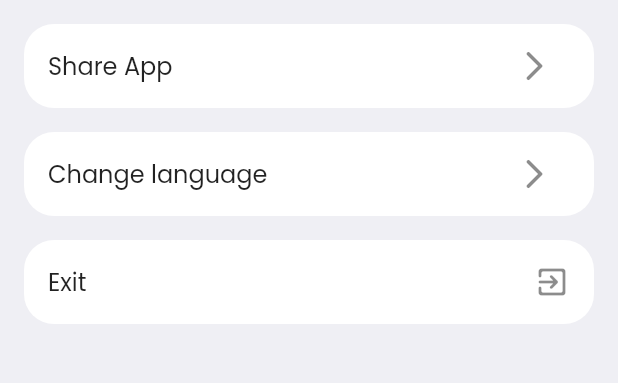
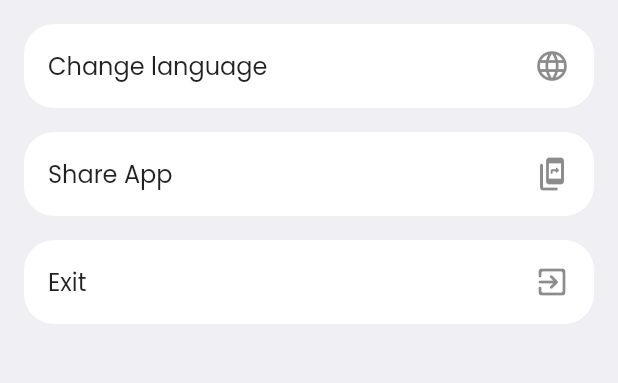
Before and after one commit to lewiseman/rosary, a Flutter app: the screen it shows after launch, tab 3 chosen, on a phone screen of 412 x 824 dp, the part 180-563 px from its top. Run offline on Flutter 3.47's test engine with Material 2 defaults, Android fonts, the phone set to English and light mode, and no system bars; our stand-ins replace google_fonts, share_plus.

Commit message:
Rosary App 1

```diff
--- a/lib/screens/more/root.dart
+++ b/lib/screens/more/root.dart
@@ -2,6 +2,7 @@ import 'package:flutter/cupertino.dart';
 import 'package:flutter/material.dart';
 import 'package:flutter/services.dart';
 import 'package:google_fonts/google_fonts.dart';
+import 'package:share_plus/share_plus.dart';
 
 class More extends StatelessWidget {
   const More({Key? key}) : super(key: key);
@@ -31,36 +32,30 @@ class More extends StatelessWidget {
           padding: const EdgeInsets.symmetric(horizontal: 16, vertical: 8),
           child: ListTile(
             title: Text(
-              'Share App',
+              'Change language',
               style: GoogleFonts.poppins(),
             ),
-            trailing: IconButton(
-              icon: Icon(Icons.arrow_forward_ios_rounded),
-              onPressed: () {
-                //Share.share('check out my website https://example.com');
-              },
-            ),
+            trailing: Icon(Icons.language_rounded),
             tileColor: CupertinoColors.white,
             shape:
                 RoundedRectangleBorder(borderRadius: BorderRadius.circular(20)),
-            onTap: () {},
+            onTap: () {
+            },
           ),
         ),
         Padding(
           padding: const EdgeInsets.symmetric(horizontal: 16, vertical: 8),
           child: ListTile(
             title: Text(
-              'Change language',
+              'Share App',
               style: GoogleFonts.poppins(),
             ),
-            trailing: IconButton(
-              icon: Icon(Icons.arrow_forward_ios_rounded),
-              onPressed: () {},
-            ),
+            trailing: Icon(Icons.offline_share_rounded),
             tileColor: CupertinoColors.white,
             shape:
                 RoundedRectangleBorder(borderRadius: BorderRadius.circular(20)),
-            onTap: () {},
+            onTap: () =>
+                Share.share('check out my website https://example.com'),
           ),
         ),
         Padding(
@@ -74,7 +69,7 @@ class More extends StatelessWidget {
             tileColor: CupertinoColors.white,
             shape:
                 RoundedRectangleBorder(borderRadius: BorderRadius.circular(20)),
-            onTap: ()=> SystemNavigator.pop(),
+            onTap: () => SystemNavigator.pop(),
           ),
         ),
       ],
```
